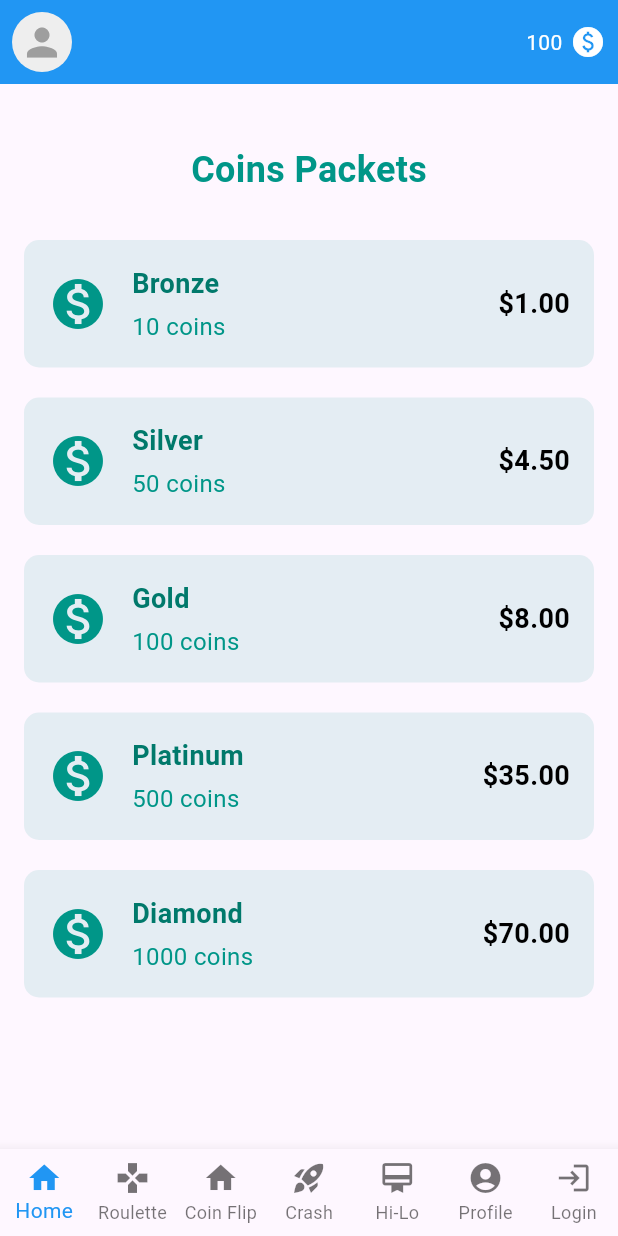
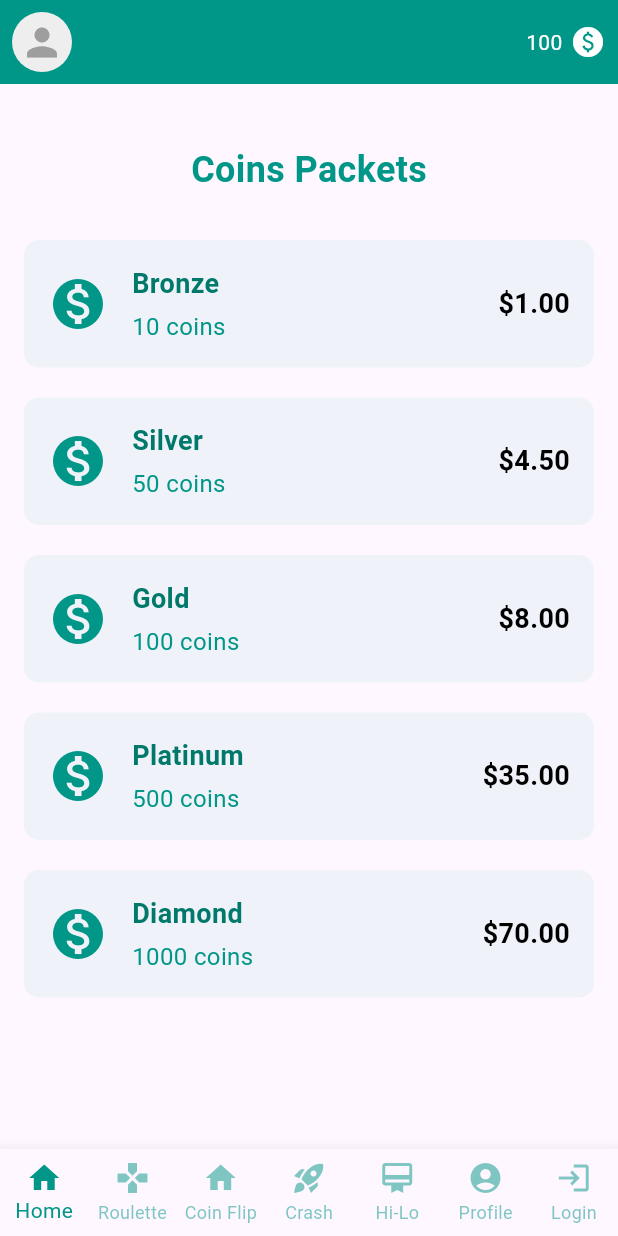
Before and after one commit to xedom/hsma_cpd_project, a Flutter app: the CoinsPage screen opened by its route, on a phone screen of 412 x 824 dp. Run offline on Flutter 3.47's test engine with Material 3 defaults, Android fonts, the phone set to English and light mode, and no system bars; our stand-ins replace fl_chart, go_router; network calls fail.

Commit message:
update app shell colors

```diff
--- /dev/null
+++ b/lib/constants.dart
@@ -0,0 +1,8 @@
+import 'package:flutter/material.dart';
+
+class AppColors {
+  static const Color primary = Colors.teal;
+  static const Color primaryLight = Color(0xFF66CAC2);
+  static const Color primaryDark = Color(0xFF00796B);
+  static const Color accent = Color(0xFF26A69A);
+}
--- a/lib/screens/coins.dart
+++ b/lib/screens/coins.dart
@@ -1,5 +1,6 @@
 import 'package:flutter/material.dart';
-import 'package:hsma_cpd_project/widgets/coin_packet_card.dart';
+import '../widgets/coin_packet_card.dart';
+import '../constants.dart';
 
 class CoinsPage extends StatelessWidget {
   const CoinsPage({super.key});
@@ -25,7 +26,7 @@ class CoinsPage extends StatelessWidget {
               style: TextStyle(
                 fontSize: 24,
                 fontWeight: FontWeight.bold,
-                color: Colors.teal,
+                color: AppColors.primary,
               ),
             ),
             const SizedBox(height: 20),
--- a/lib/widgets/app_shell.dart
+++ b/lib/widgets/app_shell.dart
@@ -1,6 +1,7 @@
 import 'package:flutter/material.dart';
 import 'package:go_router/go_router.dart';
 import 'package:hsma_cpd_project/widgets/avatar.dart';
+import '../constants.dart';
 
 class BottomNavBarShell extends StatefulWidget {
   final Widget child;
@@ -23,7 +24,6 @@ class BottomNavBarShellState extends State<BottomNavBarShell> {
   ];
 
   int _selectedIndex = 0;
-  // final String _title = pages[0]['name']!;
 
   void _onItemTapped(int index) {
     setState(() {
@@ -37,16 +37,16 @@ class BottomNavBarShellState extends State<BottomNavBarShell> {
   Widget build(BuildContext context) {
     return Scaffold(
       appBar: AppBar(
-        backgroundColor: Colors.blue,
+        backgroundColor: AppColors.primary,
         leading: const Padding(
-            padding: EdgeInsets.all(8.0),
-            child: AvatarWithFallback(
-              imageUrl: 'https://xed.im/img/pingu.jpg',
-              radius: 30,
-            )),
+          padding: EdgeInsets.all(8.0),
+          child: AvatarWithFallback(
+            imageUrl: 'https://xed.im/img/pingu.jpg',
+            radius: 30,
+          ),
+        ),
         title: const Row(
           mainAxisAlignment: MainAxisAlignment.center,
-          // children: [Text('Title', style: TextStyle(color: Colors.white))],
         ),
         actions: [
           Padding(
@@ -76,7 +76,6 @@ class BottomNavBarShellState extends State<BottomNavBarShell> {
             label: 'Home',
           ),
           BottomNavigationBarItem(
-            // icon: Icon(Icons.poker_chip),
             icon: Icon(Icons.games),
             label: 'Roulette',
           ),
@@ -89,7 +88,6 @@ class BottomNavBarShellState extends State<BottomNavBarShell> {
             label: 'Crash',
           ),
           BottomNavigationBarItem(
-            // icon: Icon(Icons.playing_cards),
             icon: Icon(Icons.card_membership),
             label: 'Hi-Lo',
           ),
@@ -103,7 +101,8 @@ class BottomNavBarShellState extends State<BottomNavBarShell> {
           ),
         ],
         currentIndex: _selectedIndex,
-        selectedItemColor: Colors.blue,
+        selectedItemColor: AppColors.primary,
+        unselectedItemColor: AppColors.primary.withOpacity(0.5),
         onTap: _onItemTapped,
       ),
     );
--- a/lib/widgets/coin_packet_card.dart
+++ b/lib/widgets/coin_packet_card.dart
@@ -1,4 +1,5 @@
 import 'package:flutter/material.dart';
+import '../constants.dart';
 
 class CoinPacketCard extends StatelessWidget {
   final int amount;
@@ -18,7 +19,7 @@ class CoinPacketCard extends StatelessWidget {
       margin: const EdgeInsets.symmetric(vertical: 10),
       padding: const EdgeInsets.all(16.0),
       decoration: BoxDecoration(
-        color: Colors.teal.withOpacity(0.1),
+        color: AppColors.primaryLight.withOpacity(0.1),
         borderRadius: BorderRadius.circular(10),
       ),
       child: Row(
@@ -26,7 +27,7 @@ class CoinPacketCard extends StatelessWidget {
           const Icon(
             Icons.monetization_on,
             size: 40,
-            color: Colors.teal,
+            color: AppColors.primary,
           ),
           const SizedBox(width: 16),
           Expanded(
@@ -35,18 +36,18 @@ class CoinPacketCard extends StatelessWidget {
               children: [
                 Text(
                   name,
-                  style: TextStyle(
+                  style: const TextStyle(
                     fontSize: 18,
                     fontWeight: FontWeight.bold,
-                    color: Colors.teal[700],
+                    color: AppColors.primaryDark,
                   ),
                 ),
                 const SizedBox(height: 4),
                 Text(
                   '$amount coins',
-                  style: TextStyle(
+                  style: const TextStyle(
                     fontSize: 16,
-                    color: Colors.teal[500],
+                    color: AppColors.primary,
                   ),
                 ),
               ],
```
